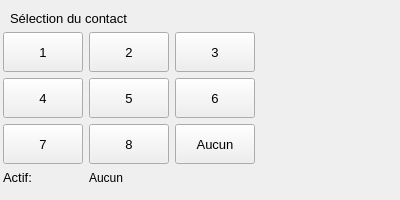
Qt form src/widgets/contactselectwidget.ui (Kemsa/RelayTesterRaspberry) before a commit.
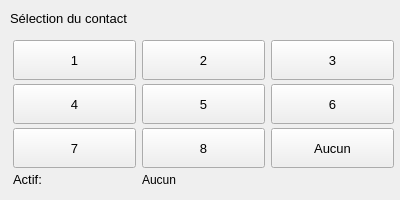
The same form after that commit.

Patch:
```diff
--- a/src/widgets/contactselectwidget.ui
+++ b/src/widgets/contactselectwidget.ui
@@ -40,23 +40,35 @@
     <string>Sélection du contact</string>
    </property>
   </widget>
-  <widget class="QWidget" name="">
+  <widget class="QWidget" name="layoutWidget">
    <property name="geometry">
     <rect>
      <x>3</x>
      <y>28</y>
-     <width>254</width>
-     <height>161</height>
+     <width>401</width>
+     <height>171</height>
     </rect>
    </property>
    <layout class="QGridLayout" name="gridLayout">
+    <property name="leftMargin">
+     <number>10</number>
+    </property>
+    <property name="topMargin">
+     <number>10</number>
+    </property>
+    <property name="rightMargin">
+     <number>10</number>
+    </property>
+    <property name="bottomMargin">
+     <number>10</number>
+    </property>
     <property name="verticalSpacing">
      <number>2</number>
     </property>
     <item row="0" column="0">
      <widget class="QPushButton" name="contact1PB">
       <property name="sizePolicy">
-       <sizepolicy hsizetype="Fixed" vsizetype="Fixed">
+       <sizepolicy hsizetype="MinimumExpanding" vsizetype="Fixed">
         <horstretch>0</horstretch>
         <verstretch>0</verstretch>
        </sizepolicy>
@@ -80,7 +92,7 @@
     <item row="0" column="1">
      <widget class="QPushButton" name="contact2PB">
       <property name="sizePolicy">
-       <sizepolicy hsizetype="Fixed" vsizetype="Fixed">
+       <sizepolicy hsizetype="MinimumExpanding" vsizetype="Fixed">
         <horstretch>0</horstretch>
         <verstretch>0</verstretch>
        </sizepolicy>
@@ -104,7 +116,7 @@
     <item row="0" column="2">
      <widget class="QPushButton" name="contact3PB">
       <property name="sizePolicy">
-       <sizepolicy hsizetype="Fixed" vsizetype="Fixed">
+       <sizepolicy hsizetype="MinimumExpanding" vsizetype="Fixed">
         <horstretch>0</horstretch>
         <verstretch>0</verstretch>
        </sizepolicy>
@@ -128,7 +140,7 @@
     <item row="1" column="0">
      <widget class="QPushButton" name="contact4PB">
       <property name="sizePolicy">
-       <sizepolicy hsizetype="Fixed" vsizetype="Fixed">
+       <sizepolicy hsizetype="MinimumExpanding" vsizetype="Fixed">
         <horstretch>0</horstretch>
         <verstretch>0</verstretch>
        </sizepolicy>
@@ -152,7 +164,7 @@
     <item row="1" column="1">
      <widget class="QPushButton" name="contact5PB">
       <property name="sizePolicy">
-       <sizepolicy hsizetype="Fixed" vsizetype="Fixed">
+       <sizepolicy hsizetype="MinimumExpanding" vsizetype="Fixed">
         <horstretch>0</horstretch>
         <verstretch>0</verstretch>
        </sizepolicy>
@@ -176,7 +188,7 @@
     <item row="1" column="2">
      <widget class="QPushButton" name="contact6PB">
       <property name="sizePolicy">
-       <sizepolicy hsizetype="Fixed" vsizetype="Fixed">
+       <sizepolicy hsizetype="MinimumExpanding" vsizetype="Fixed">
         <horstretch>0</horstretch>
         <verstretch>0</verstretch>
        </sizepolicy>
@@ -200,7 +212,7 @@
     <item row="2" column="0">
      <widget class="QPushButton" name="contact7PB">
       <property name="sizePolicy">
-       <sizepolicy hsizetype="Fixed" vsizetype="Fixed">
+       <sizepolicy hsizetype="MinimumExpanding" vsizetype="Fixed">
         <horstretch>0</horstretch>
         <verstretch>0</verstretch>
        </sizepolicy>
@@ -224,7 +236,7 @@
     <item row="2" column="1">
      <widget class="QPushButton" name="contact8PB">
       <property name="sizePolicy">
-       <sizepolicy hsizetype="Fixed" vsizetype="Fixed">
+       <sizepolicy hsizetype="MinimumExpanding" vsizetype="Fixed">
         <horstretch>0</horstretch>
         <verstretch>0</verstretch>
        </sizepolicy>
@@ -248,7 +260,7 @@
     <item row="2" column="2">
      <widget class="QPushButton" name="contactNonePB">
       <property name="sizePolicy">
-       <sizepolicy hsizetype="Fixed" vsizetype="Fixed">
+       <sizepolicy hsizetype="MinimumExpanding" vsizetype="Fixed">
         <horstretch>0</horstretch>
         <verstretch>0</verstretch>
        </sizepolicy>
```
